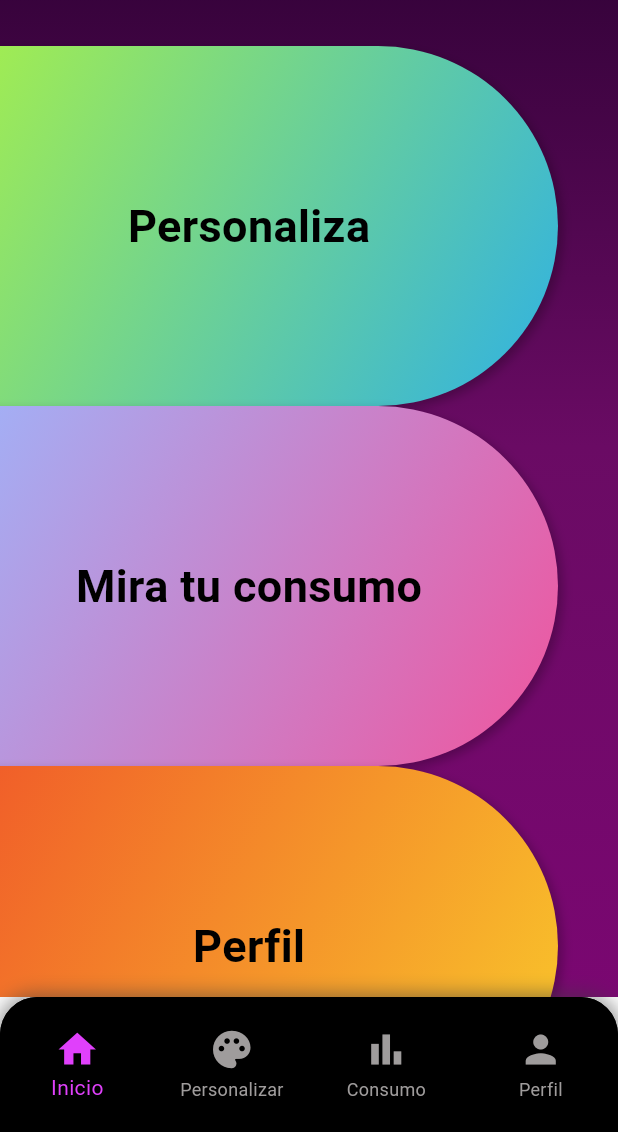
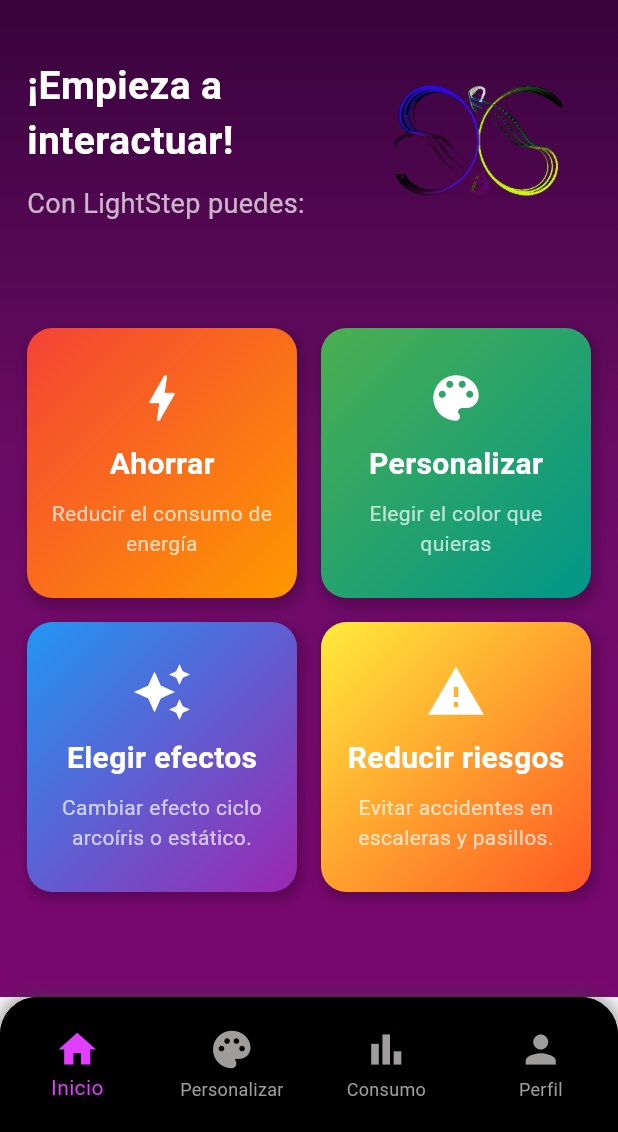
Before and after one commit to evelynsilverio/lightstep2, a Flutter app: the TabBarScreen screen opened directly, on a phone screen of 412 x 824 dp, the part 104-1236 px from its top. Run offline on Flutter 3.47's test engine with Material 3 defaults, Android fonts, the phone set to English and light mode, and no system bars; our stand-ins replace animated_text_kit, flutter_colorpicker, flutter_svg, lucide_icons; Roboto replaces fonts that are missing (Roboto Mono).

Commit message:
Navegación y arreglando interfaz de inicio

```diff
--- a/lib/screens/inicio.dart
+++ b/lib/screens/inicio.dart
@@ -1,137 +1,160 @@
 import 'package:flutter/material.dart';
-import 'package:ligth_step_app/screens/consumo.dart';
-import 'package:ligth_step_app/screens/perfil.dart';
-import 'package:ligth_step_app/screens/personalizacion.dart';
 import 'package:ligth_step_app/widgets/appbar.dart';
 import 'package:ligth_step_app/widgets/scaffold_con_degradado.dart';
 
 class Inicio extends StatefulWidget {
-  const Inicio({super.key});
-
   @override
-  State<Inicio> createState() => _InicioState();
+  _InicioState createState() => _InicioState();
 }
 
 class _InicioState extends State<Inicio> {
+  int _selectedIndex = 0;
+
+  void _onItemTapped(int index) {
+    setState(() {
+      _selectedIndex = index;
+    });
+
+    switch (index) {
+      case 0:
+        Navigator.pushNamed(context, '/inicio');
+        break;
+      case 1:
+        Navigator.pushNamed(context, '/personalizacion');
+        break;
+      case 2:
+        Navigator.pushNamed(context, '/consumo');
+        break;
+      case 3:
+        Navigator.pushNamed(context, '/perfil');
+        break;
+    }
+  }
+
   @override
   Widget build(BuildContext context) {
     return ScaffoldConDegradado(
-      appBar: AppbarStyle(
-        title: "Iniciar Sesión",
+      appBar: AppbarStyle(title: 'Inicio'),
+      body: Padding(
+        padding: const EdgeInsets.all(18.0),
+        child: Column(
+          children: [
+            Row(
+              children: [
+                Expanded(
+                  child: Column(
+                    crossAxisAlignment: CrossAxisAlignment.start,
+                    children: [
+                      Text(
+                        '¡Empieza a interactuar!',
+                        style: TextStyle(
+                          color: Colors.white,
+                          fontSize: 26,
+                          fontWeight: FontWeight.bold,
                         ),
-      body: SafeArea(
-        child: SingleChildScrollView(
-          child: Center(
-            child: Column(
-              mainAxisAlignment: MainAxisAlignment.center,
-              children: [
-                const SizedBox(height: 30),
-                _buildGradientButton(
-                  context,
-                  "Personaliza",
-                  [
-                    const Color.fromARGB(255, 168, 240, 73),
-                    const Color.fromARGB(255, 47, 177, 228)
-                  ],
-                  () {
-                    Navigator.pushNamed(context, '/personalizacion');
-                  },
                       ),
-                _buildGradientButton(
-                  context,
-                  "Mira tu consumo",
-                  [
-                    const Color.fromARGB(255, 158, 181, 251),
-                    const Color.fromARGB(255, 240, 84, 157)
-                  ],
-                  () {
-                    Navigator.pushNamed(context, '/consumo');
-                  },
+                      SizedBox(height: 10),
+                      Text(
+                        'Con LightStep puedes:',
+                        style: TextStyle(
+                          color: Colors.white70,
+                          fontSize: 18,
                         ),
-                _buildGradientButton(
-                  context,
-                  "Perfil",
-                  [
-                    const Color.fromARGB(255, 240, 87, 41),
-                    const Color.fromARGB(255, 249, 201, 43)
-                  ],
-                  () {
-                    Navigator.pushNamed(context, '/perfil');
-                  },
                       ),
-                const SizedBox(height: 120), // Espacio para que no tape el TabBar
                     ],
                   ),
                 ),
+                SizedBox(width:25),
+                Image.asset(
+                  'assets/img/desc.gif',
+                  height: 150,
+                  fit: BoxFit.cover,
+                ),
+              ],
+            ),
+            SizedBox(height: 50),
+            Expanded(
+              child: GridView.count(
+                crossAxisCount: 2,
+                crossAxisSpacing: 16,
+                mainAxisSpacing: 16,
+                children: [
+                  _buildCard('Ahorrar', 'Reducir el consumo de energía', [Colors.red, Colors.orange], Icons.bolt),
+                  _buildCard('Personalizar', 'Elegir el color que quieras', [Colors.green, Colors.teal], Icons.color_lens),
+                  _buildCard('Elegir efectos', 'Cambiar efecto ciclo arcoíris o estático.', [Colors.blue, Colors.purple], Icons.auto_awesome),
+                  _buildCard('Reducir riesgos', 'Evitar accidentes en escaleras y pasillos.', [Colors.yellow, Colors.deepOrange], Icons.warning),
+                ],
+              ),
+            ),
+          ],
         ),
       ),
       bottomNavigationBar: Material(
         color: Colors.black,
-        child: const TabBar(
-          tabs: [
-            Tab(icon: Icon(Icons.home), text: "Inicio"),
-            Tab(icon: Icon(Icons.palette), text: "Personalización"),
-            Tab(icon: Icon(Icons.bar_chart), text: "Consumo"),
-            Tab(icon: Icon(Icons.person), text: "Perfil"),
+        child: BottomNavigationBar(
+          backgroundColor: Colors.black,
+          selectedItemColor: Colors.white,
+          unselectedItemColor: Colors.grey,
+          currentIndex: _selectedIndex,
+          onTap: _onItemTapped,
+          items: const [
+            BottomNavigationBarItem(icon: Icon(Icons.home), label: 'Inicio'),
+            BottomNavigationBarItem(icon: Icon(Icons.palette), label: 'Personalización'),
+            BottomNavigationBarItem(icon: Icon(Icons.bar_chart), label: 'Consumo'),
+            BottomNavigationBarItem(icon: Icon(Icons.person), label: 'Perfil'),
           ],
         ),
       ),
     );
   }
 
-  Widget _buildGradientButton(
-    BuildContext context,
-    String text,
-    List<Color> gradientColors,
-    VoidCallback onPressed,
-  ) {
-    return Align(
-      alignment: Alignment.centerLeft,
-      child: Transform.translate(
-        offset: const Offset(-40, 0),
-        child: Container(
-          width: MediaQuery.of(context).size.width * 1,
-          height: 240,
+  Widget _buildCard(String title, String subtitle, List<Color> colors, IconData icon) {
+    return Container(
       decoration: BoxDecoration(
+        borderRadius: BorderRadius.circular(17),
         gradient: LinearGradient(
-              colors: gradientColors,
+          colors: colors,
           begin: Alignment.topLeft,
           end: Alignment.bottomRight,
         ),
-            borderRadius: const BorderRadius.only(
-              topRight: Radius.circular(120),
-              bottomRight: Radius.circular(120),
-            ),
-            boxShadow: const [
+        boxShadow: [
           BoxShadow(
-                color: Colors.black26,
-                blurRadius: 5,
-                offset: Offset(3, 3),
+            color: Colors.black.withOpacity(0.2),
+            blurRadius: 6,
+            spreadRadius: 2,
+            offset: Offset(2, 4),
           ),
         ],
       ),
-          child: InkWell(
-            onTap: onPressed,
-            borderRadius: const BorderRadius.only(
-              topRight: Radius.circular(120),
-              bottomRight: Radius.circular(120),
-            ),
-            child: Row(
+      padding: EdgeInsets.all(16),
+      child: Column(
         mainAxisAlignment: MainAxisAlignment.center,
         children: [
+          Icon(
+            icon,
+            color: Colors.white,
+            size: 40,
+          ),
+          SizedBox(height: 10),
           Text(
-                  text,
-                  style: const TextStyle(
-                    fontSize: 30,
-                    color: Colors.black,
+            title,
+            style: TextStyle(
+              color: Colors.white,
+              fontSize: 20,
               fontWeight: FontWeight.bold,
+            ),
+          ),
+          SizedBox(height: 8),
+          Text(
+            subtitle,
+            textAlign: TextAlign.center,
+            style: TextStyle(
+              color: Colors.white70,
+              fontSize: 14,
             ),
           ),
         ],
       ),
-          ),
-        ),
-      ),
     );
   }
 }
--- a/lib/widgets/tabbar.dart
+++ b/lib/widgets/tabbar.dart
@@ -15,7 +15,7 @@ class _TabBarScreenState extends State<TabBarScreen> {
   int _selectedIndex = 0; // Mantiene el índice de la pestaña seleccionada
 
   final List<Widget> _screens = [
-    const Inicio(),
+    Inicio(),
     const Personalizacion(),
     const ConsumoScreen(),
     const Perfil(),
--- a/pubspec.yaml
+++ b/pubspec.yaml
@@ -23,4 +23,8 @@ flutter:
   uses-material-design: true
   assets:
     - assets/img/logo.png
+    - assets/img/imagen.png
+    - assets/img/descarga1.png
+    - assets/img/des.gif
+    - assets/img/desc.gif
     - assets/img/logo.svg
```
Also changed, not shown: assets/img/desc.gif (added), assets/img/descarga1.png (added), assets/img/imagen.png (added), lib/main.dart (line endings or trailing spaces), lib/screens/encendido.dart (line endings or trailing spaces). Lines whose indentation alone changed are shown as unchanged.
